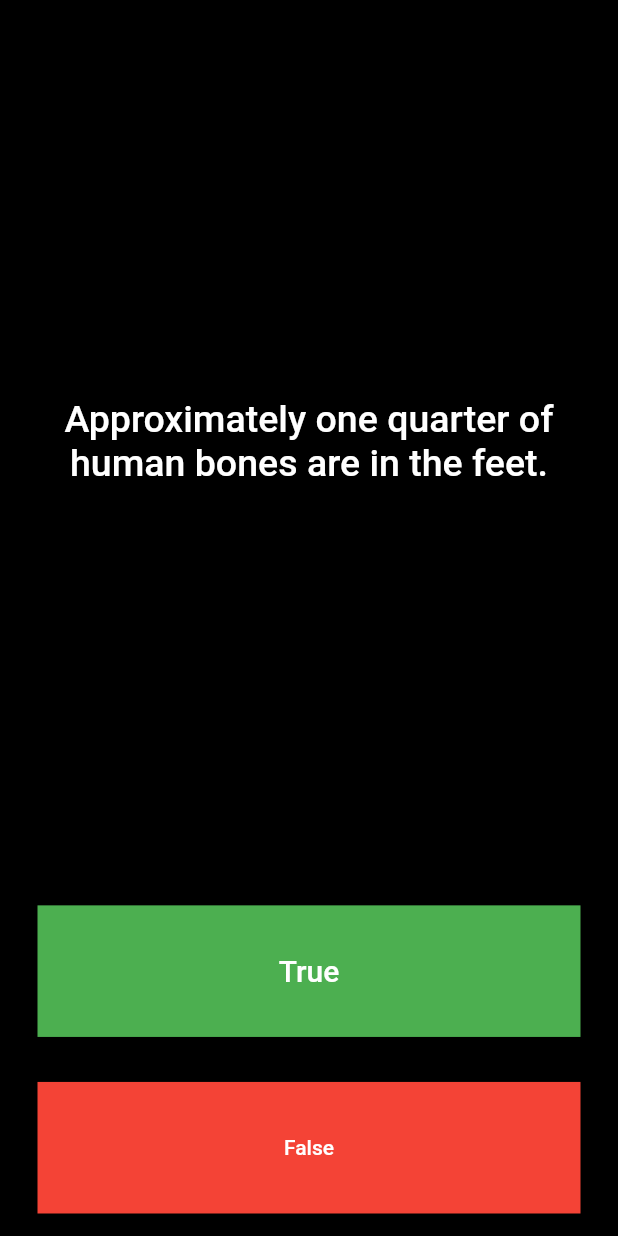
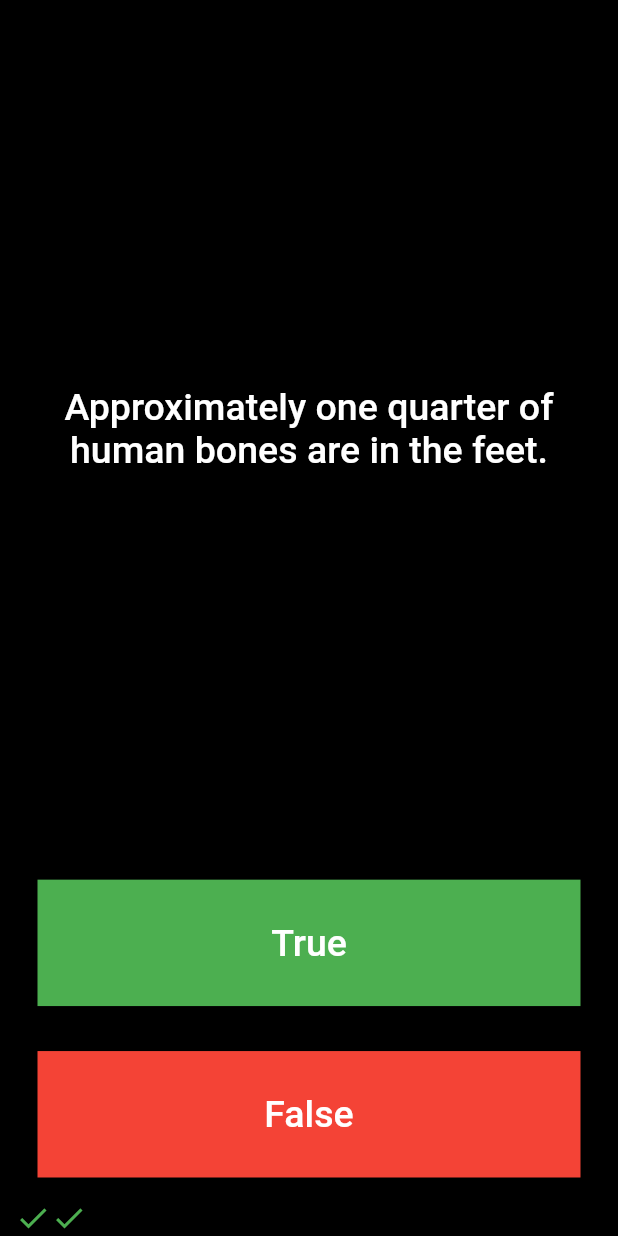
Before and after one commit to khellud/quizzler, a Flutter app: the screen it shows after launch, after a tap on "True", after a tap on "False", on a phone screen of 412 x 824 dp. Run offline on Flutter 3.47's test engine with Material 2 defaults, Android fonts, the phone set to English and light mode, and no system bars.

Commit message:
icons updated

```diff
--- a/lib/main.dart
+++ b/lib/main.dart
@@ -37,18 +37,29 @@ class QuizePage extends StatefulWidget {
 class _QuizePageState extends State<QuizePage> {
   List<Icon> scoreKeeper = [];
 
-  // List<String> question = [
-  //   'You can lead a cow down stairs but not up stairs.',
-  //   'Approximately one quarter of human bones are in the feet.',
-  //   'A slug\'s blood is green.',
-  // ];
+  void checkAnswer(bool userPickedAnswer) {
+    bool correctAnswer = quizeBrain.getCorrectAnswer()!;
 
-  // List<bool> answers = [false, true, true];
+    setState(() {
+      if (userPickedAnswer == correctAnswer) {
+        scoreKeeper.add(
+          const Icon(
+            Icons.check,
+            color: Colors.green,
+          ),
+        );
+      } else {
+        scoreKeeper.add(
+          const Icon(
+            Icons.close,
+            color: Colors.red,
+          ),
+        );
+      }
 
-  // Question q1 = Question(
-  //   q: 'You can lead a cow down stairs but not up stairs.',
-  //   a: false,
-  // );
+      quizeBrain.nextQuestion();
+    });
+  }
 
   @override
   Widget build(BuildContext context) {
@@ -85,21 +96,11 @@ class _QuizePageState extends State<QuizePage> {
                   'True',
                   style: TextStyle(
                     color: Colors.white,
-                    fontSize: 20,
+                    fontSize: 25,
                   ),
                 ),
                 onPressed: () {
-                  false;
-                  bool correctAnswer = quizeBrain.getCorrectAnswer()!;
-
-                  if (correctAnswer == true) {
-                    print('correct');
-                  } else {
-                    print('incorrect');
-                  }
-                  setState(() {
-                    quizeBrain.nextQuestion();
-                  });
+                  checkAnswer(true);
                 },
               ),
             ),
@@ -115,19 +116,11 @@ class _QuizePageState extends State<QuizePage> {
                   'False',
                   style: TextStyle(
                     color: Colors.white,
+                    fontSize: 25,
                   ),
                 ),
                 onPressed: () {
-                  bool correctAnswer = quizeBrain.getCorrectAnswer()!;
-                  if (correctAnswer == false) {
-                    print('correct');
-                  } else {
-                    print('incorrect');
-                  }
-
-                  setState(() {
-                    quizeBrain.nextQuestion();
-                  });
+                  checkAnswer(false);
                 },
               ),
             ),
```
